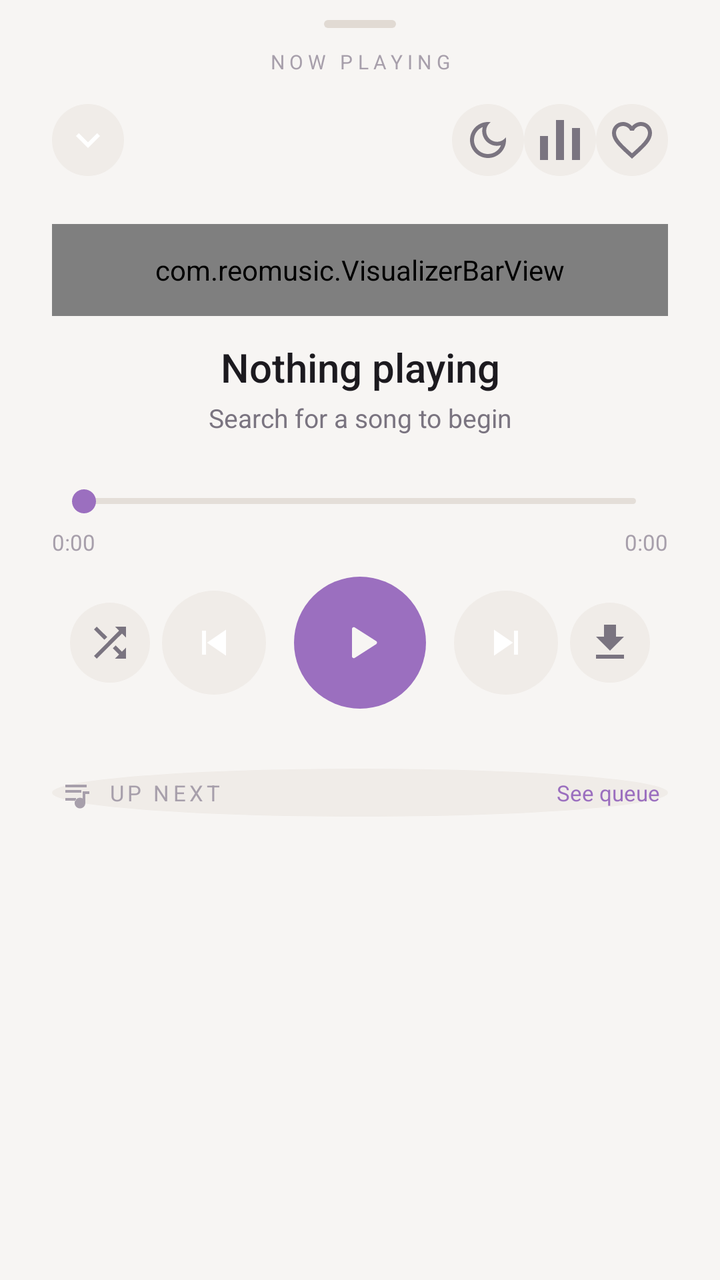
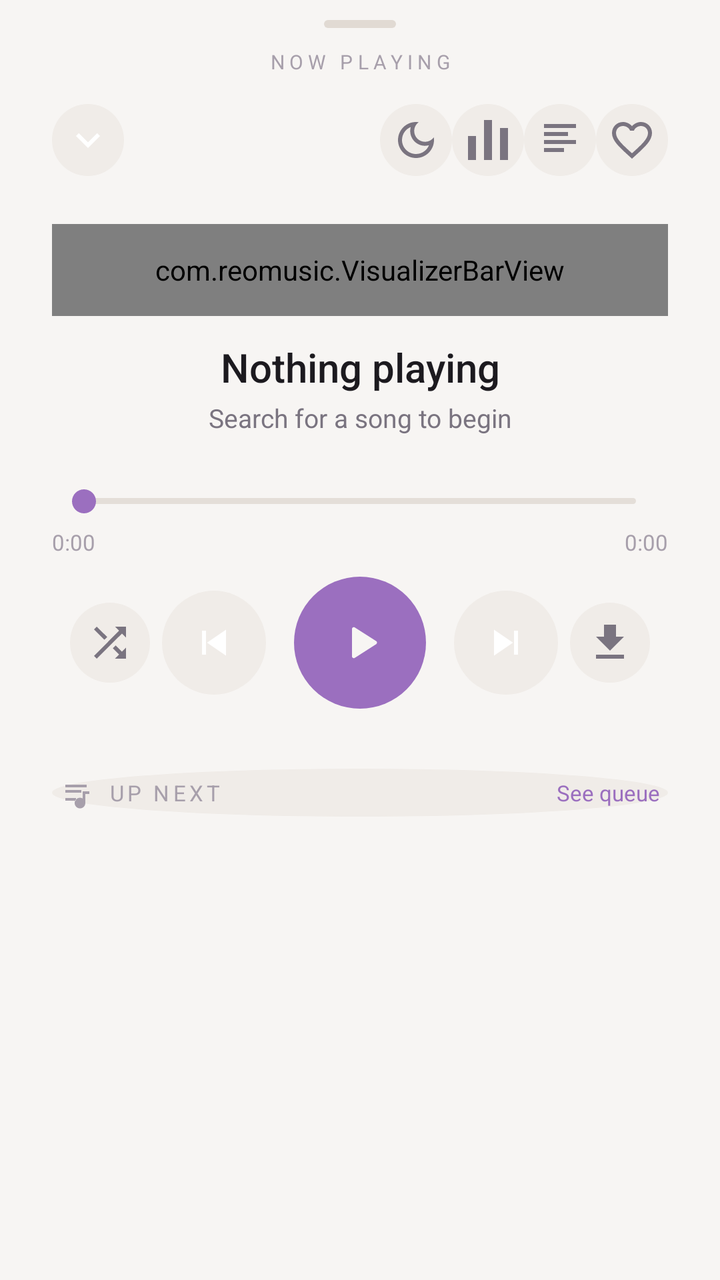

Two renders of the same Android screen: before a commit and after it. Below are the layout's source before the change and the commit's diff.
<!-- AndroidManifest.xml: application theme AppTheme -->
<!-- res/layout/screen_now_playing.xml -->
<?xml version="1.0" encoding="utf-8"?>
<ScrollView xmlns:android="http://schemas.android.com/apk/res/android"
    xmlns:app="http://schemas.android.com/apk/res-auto"
    android:layout_width="match_parent"
    android:layout_height="match_parent"
    android:background="@color/bg_black"
    android:clipToPadding="false"
    android:overScrollMode="always"
    android:scrollbars="none">

    <LinearLayout
        android:layout_width="match_parent"
        android:layout_height="wrap_content"
        android:orientation="vertical"
        android:paddingStart="26dp"
        android:paddingEnd="26dp"
        android:paddingBottom="28dp">

        
        <LinearLayout
            android:id="@+id/now_playing_drag_area"
            android:layout_width="match_parent"
            android:layout_height="52dp"
            android:orientation="vertical"
            android:gravity="center_horizontal">

            <View
                android:layout_width="36dp"
                android:layout_height="4dp"
                android:layout_marginTop="10dp"
                android:background="@drawable/bg_drag_handle" />

            <TextView
                android:layout_width="match_parent"
                android:layout_height="wrap_content"
                android:layout_marginTop="10dp"
                android:text="NOW PLAYING"
                android:textColor="@color/text_faint"
                android:textSize="10sp"
                android:letterSpacing="0.24"
                android:gravity="center" />

        </LinearLayout>

        
        <LinearLayout
            android:layout_width="match_parent"
            android:layout_height="wrap_content"
            android:orientation="horizontal"
            android:gravity="center_vertical">

            <ImageButton
                android:id="@+id/now_playing_collapse"
                android:layout_width="36dp"
                android:layout_height="36dp"
                android:background="@drawable/ripple_circle_ghost"
                android:src="@drawable/ic_chevron_down"
                android:padding="7dp"
                android:contentDescription="Collapse" />

            <View
                android:layout_width="0dp"
                android:layout_height="1dp"
                android:layout_weight="1" />

            <ImageButton
                android:id="@+id/np_sleep_timer_btn"
                android:layout_width="36dp"
                android:layout_height="36dp"
                android:background="@drawable/ripple_circle_ghost"
                android:src="@drawable/ic_moon"
                android:tint="@color/text_muted"
                android:padding="8dp"
                android:contentDescription="Sleep timer" />

            <ImageButton
                android:id="@+id/np_equalizer_btn"
                android:layout_width="36dp"
                android:layout_height="36dp"
                android:background="@drawable/ripple_circle_ghost"
                android:src="@drawable/ic_equalizer"
                android:tint="@color/text_muted"
                android:padding="8dp"
                android:contentDescription="Equalizer" />

            <ImageButton
                android:id="@+id/np_heart_btn"
                android:layout_width="36dp"
                android:layout_height="36dp"
                android:background="@drawable/ripple_circle_ghost"
                android:src="@drawable/ic_heart_outline"
                android:tint="@color/text_muted"
                android:padding="8dp"
                android:contentDescription="Like" />

        </LinearLayout>

        
        <FrameLayout
            android:id="@+id/np_art_gesture_area"
            android:layout_width="match_parent"
            android:layout_height="wrap_content"
            android:layout_marginTop="8dp"
            android:gravity="center"
            android:clickable="true"
            android:focusable="true">

            <androidx.cardview.widget.CardView
                android:id="@+id/np_album_art_card"
                android:layout_width="match_parent"
                android:layout_height="match_parent"
                app:cardCornerRadius="28dp"
                app:cardElevation="18dp"
                app:cardBackgroundColor="@color/surface_2"
                app:contentPadding="0dp">

                <ImageView
                    android:id="@+id/np_album_art"
                    android:layout_width="match_parent"
                    android:layout_height="match_parent"
                    android:scaleType="centerCrop"
                    android:background="@drawable/bg_album_art_placeholder"
                    android:contentDescription="Album art" />

            </androidx.cardview.widget.CardView>

        </FrameLayout>

        <com.reomusic.VisualizerBarView
            android:id="@+id/np_visualizer"
            android:layout_width="match_parent"
            android:layout_height="46dp"
            android:layout_marginTop="16dp" />

        
        <TextView
            android:id="@+id/np_track_title"
            android:layout_width="match_parent"
            android:layout_height="wrap_content"
            android:layout_marginTop="12dp"
            android:text="Nothing playing"
            android:textColor="@color/text_primary"
            android:textSize="20sp"
            android:fontFamily="sans-serif-medium"
            android:gravity="center"
            android:maxLines="1"
            android:ellipsize="end" />

        <TextView
            android:id="@+id/np_track_artist"
            android:layout_width="match_parent"
            android:layout_height="wrap_content"
            android:layout_marginTop="3dp"
            android:text="Search for a song to begin"
            android:textColor="@color/text_muted"
            android:textSize="13sp"
            android:gravity="center"
            android:maxLines="1"
            android:ellipsize="end" />

        
        <SeekBar
            android:id="@+id/np_progress_bar"
            android:layout_width="match_parent"
            android:layout_height="26dp"
            android:layout_marginTop="20dp"
            android:progressDrawable="@drawable/seekbar_progress_track"
            android:thumb="@drawable/thumb_seek"
            android:splitTrack="false"
            android:max="1000"
            android:progress="0" />

        <LinearLayout
            android:layout_width="match_parent"
            android:layout_height="wrap_content"
            android:orientation="horizontal">

            <TextView
                android:id="@+id/np_time_elapsed"
                android:layout_width="0dp"
                android:layout_height="wrap_content"
                android:layout_weight="1"
                android:text="0:00"
                android:textColor="@color/text_faint"
                android:textSize="11sp" />

            <TextView
                android:id="@+id/np_time_total"
                android:layout_width="0dp"
                android:layout_height="wrap_content"
                android:layout_weight="1"
                android:text="0:00"
                android:textColor="@color/text_faint"
                android:textSize="11sp"
                android:gravity="end" />

        </LinearLayout>

        
        <LinearLayout
            android:layout_width="match_parent"
            android:layout_height="wrap_content"
            android:layout_marginTop="10dp"
            android:orientation="horizontal"
            android:gravity="center">

            <ImageButton
                android:id="@+id/np_shuffle_btn"
                android:layout_width="40dp"
                android:layout_height="40dp"
                android:background="@drawable/ripple_circle_ghost"
                android:src="@drawable/ic_shuffle"
                android:tint="@color/text_muted"
                android:padding="10dp"
                android:contentDescription="Smart shuffle" />

            <ImageButton
                android:id="@+id/np_btn_prev"
                android:layout_width="52dp"
                android:layout_height="52dp"
                android:layout_marginStart="6dp"
                android:background="@drawable/ripple_circle_ghost"
                android:src="@drawable/ic_prev"
                android:padding="14dp"
                android:contentDescription="Previous" />

            <ImageButton
                android:id="@+id/np_btn_play_pause"
                android:layout_width="66dp"
                android:layout_height="66dp"
                android:layout_marginStart="14dp"
                android:layout_marginEnd="14dp"
                android:background="@drawable/ripple_circle_accent"
                android:src="@drawable/ic_play"
                android:tint="@color/bg_black"
                android:padding="19dp"
                android:contentDescription="Play" />

            <ImageButton
                android:id="@+id/np_btn_next"
                android:layout_width="52dp"
                android:layout_height="52dp"
                android:background="@drawable/ripple_circle_ghost"
                android:src="@drawable/ic_next"
                android:padding="14dp"
                android:contentDescription="Next" />

            <ImageButton
                android:id="@+id/np_download_btn"
                android:layout_width="40dp"
                android:layout_height="40dp"
                android:layout_marginStart="6dp"
                android:background="@drawable/ripple_circle_ghost"
                android:src="@drawable/ic_download"
                android:tint="@color/text_muted"
                android:padding="10dp"
                android:contentDescription="Download" />

        </LinearLayout>

        
        <LinearLayout
            android:id="@+id/np_queue_header"
            android:layout_width="match_parent"
            android:layout_height="wrap_content"
            android:orientation="horizontal"
            android:gravity="center_vertical"
            android:layout_marginTop="30dp"
            android:layout_marginBottom="10dp"
            android:clickable="true"
            android:focusable="true"
            android:background="@drawable/ripple_circle_ghost"
            android:padding="4dp">

            <ImageView
                android:layout_width="16dp"
                android:layout_height="16dp"
                android:src="@drawable/ic_queue"
                android:tint="@color/text_faint"
                android:contentDescription="@null" />

            <TextView
                android:layout_width="0dp"
                android:layout_height="wrap_content"
                android:layout_weight="1"
                android:layout_marginStart="8dp"
                android:text="UP NEXT"
                android:textColor="@color/text_faint"
                android:textSize="11sp"
                android:letterSpacing="0.16" />

            <TextView
                android:layout_width="wrap_content"
                android:layout_height="wrap_content"
                android:text="See queue"
                android:textColor="@color/accent"
                android:textSize="11sp" />

        </LinearLayout>

        <LinearLayout
            android:id="@+id/np_queue_container"
            android:layout_width="match_parent"
            android:layout_height="wrap_content"
            android:orientation="vertical" />

        <TextView
            android:id="@+id/np_queue_empty"
            android:layout_width="match_parent"
            android:layout_height="wrap_content"
            android:text="Building your queue..."
            android:textColor="@color/text_faint"
            android:textSize="12sp"
            android:layout_marginTop="4dp"
            android:visibility="gone" />

    </LinearLayout>

</ScrollView>
<!-- resources referenced by this layout -->
<resources>
  <color name="accent">#9B6FBF</color>
  <color name="bg_black">#F7F5F3</color>
  <color name="surface_2">#F0ECE8</color>
  <color name="text_faint">#A79FAB</color>
  <color name="text_muted">#7A7480</color>
  <color name="text_primary">#1C1A1F</color>
  <!-- drawable bg_drag_handle (drawable) -->
  <shape xmlns:android="http://schemas.android.com/apk/res/android" android:shape="rectangle">
      <corners android:radius="3dp"/>
      <solid android:color="@color/divider"/>
  </shape>
  <!-- drawable ic_chevron_down (drawable) -->
  <vector xmlns:android="http://schemas.android.com/apk/res/android"
      android:width="24dp" android:height="24dp"
      android:viewportWidth="24" android:viewportHeight="24">
      <path android:fillColor="#FFFFFF" android:pathData="M7.41,8.59L12,13.17l4.59,-4.58L18,10l-6,6 -6,-6z"/>
  </vector>
  <!-- drawable ic_download (drawable) -->
  <vector xmlns:android="http://schemas.android.com/apk/res/android"
      android:width="24dp" android:height="24dp"
      android:viewportWidth="24" android:viewportHeight="24">
      <path android:fillColor="#FFFFFF" android:pathData="M19,9h-4V3H9v6H5l7,7 7,-7zM5,18v2h14v-2z"/>
  </vector>
  <!-- drawable ic_next (drawable) -->
  <vector xmlns:android="http://schemas.android.com/apk/res/android"
      android:width="24dp" android:height="24dp"
      android:viewportWidth="24" android:viewportHeight="24">
      <path android:fillColor="#FFFFFF" android:pathData="M16,6h2v12h-2z"/>
      <path android:fillColor="#FFFFFF" android:pathData="M6,5.5L15.5,12 6,18.5z"/>
  </vector>
  <!-- drawable ic_prev (drawable) -->
  <vector xmlns:android="http://schemas.android.com/apk/res/android"
      android:width="24dp" android:height="24dp"
      android:viewportWidth="24" android:viewportHeight="24">
      <path android:fillColor="#FFFFFF" android:pathData="M6,6h2v12h-2z"/>
      <path android:fillColor="#FFFFFF" android:pathData="M18,18.5L8.5,12 18,5.5z"/>
  </vector>
  <!-- drawable thumb_seek (drawable) -->
  <shape xmlns:android="http://schemas.android.com/apk/res/android" android:shape="oval">
      <size android:width="12dp" android:height="12dp"/>
      <solid android:color="@color/accent"/>
  </shape>
  <style name="AppTheme" parent="Theme.AppCompat.DayNight.NoActionBar">
          <item name="android:fontFamily">sans-serif</item>
          <item name="android:windowBackground">@color/bg_black</item>
          <item name="android:statusBarColor">@color/bg_black</item>
          <item name="android:navigationBarColor">@color/bg_black</item>
          <item name="android:textColorHint">@color/text_muted</item>
          <item name="colorAccent">@color/accent</item>
          <item name="colorPrimary">@color/accent</item>
          <item name="colorControlActivated">@color/accent</item>
          <item name="colorControlNormal">@color/text_muted</item>
      </style>
  <color name="surface_3">#E4DED8</color>
  <color name="surface_1">#FFFFFF</color>
  <color name="divider">#E1DAD3</color>
  <!-- drawable bg_circle_accent (drawable) -->
  <shape xmlns:android="http://schemas.android.com/apk/res/android" android:shape="oval">
      <solid android:color="@color/accent"/>
  </shape>
  <!-- drawable bg_circle_ghost (drawable) -->
  <shape xmlns:android="http://schemas.android.com/apk/res/android" android:shape="oval">
      <solid android:color="@color/surface_2"/>
  </shape>
  <!-- unchanged entries left out for length: 10 -->
</resources>

<!-- the commit's change to res/layout/screen_now_playing.xml (unified diff, before → after) -->
@@ -6,7 +6,8 @@
     android:background="@color/bg_black"
     android:clipToPadding="false"
     android:overScrollMode="always"
-    android:scrollbars="none">
+    android:scrollbars="none"
+    android:scrollbarSize="0dp">
 
     <LinearLayout
         android:layout_width="match_parent"
@@ -82,6 +83,16 @@
                 android:tint="@color/text_muted"
                 android:padding="8dp"
                 android:contentDescription="Equalizer" />
+
+            <ImageButton
+                android:id="@+id/np_lyrics_btn"
+                android:layout_width="36dp"
+                android:layout_height="36dp"
+                android:background="@drawable/ripple_circle_ghost"
+                android:src="@drawable/ic_lyrics"
+                android:tint="@color/text_muted"
+                android:padding="8dp"
+                android:contentDescription="Lyrics" />
 
             <ImageButton
                 android:id="@+id/np_heart_btn"
<!-- resource entries referenced after the edit -->
@@ -23,6 +23,11 @@
       android:viewportWidth="24" android:viewportHeight="24">
       <path android:fillColor="#FFFFFF" android:pathData="M19,9h-4V3H9v6H5l7,7 7,-7zM5,18v2h14v-2z"/>
   </vector>
+  <!-- drawable ic_lyrics (drawable) -->
+  <?xml version="1.0" encoding="utf-8"?>
+  <vector xmlns:android="http://schemas.android.com/apk/res/android" android:width="24dp" android:height="24dp" android:viewportWidth="24" android:viewportHeight="24">
+      <path android:fillColor="#FFFFFFFF" android:pathData="M4,4h16v2H4zM4,8h12v2H4zM4,12h16v2H4zM4,16h10v2H4z"/>
+  </vector>
   <!-- drawable ic_next (drawable) -->
   <vector xmlns:android="http://schemas.android.com/apk/res/android"
       android:width="24dp" android:height="24dp"
@@ -42,7 +47,7 @@
       <size android:width="12dp" android:height="12dp"/>
       <solid android:color="@color/accent"/>
   </shape>
-  <style name="AppTheme" parent="Theme.AppCompat.DayNight.NoActionBar">
+  <style name="AppTheme" parent="Theme.Material3.DynamicColors.DayNight.NoActionBar">
           <item name="android:fontFamily">sans-serif</item>
           <item name="android:windowBackground">@color/bg_black</item>
           <item name="android:statusBarColor">@color/bg_black</item>
